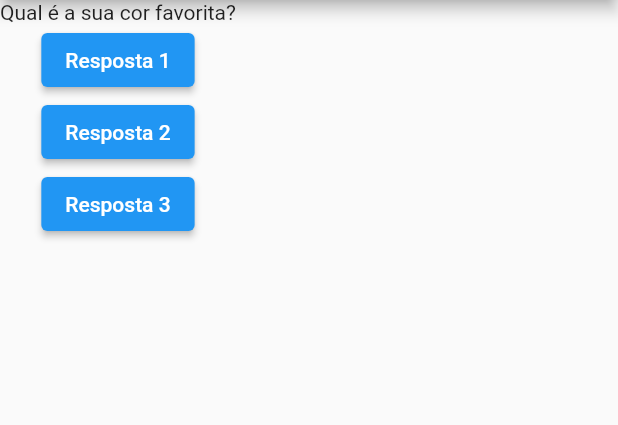
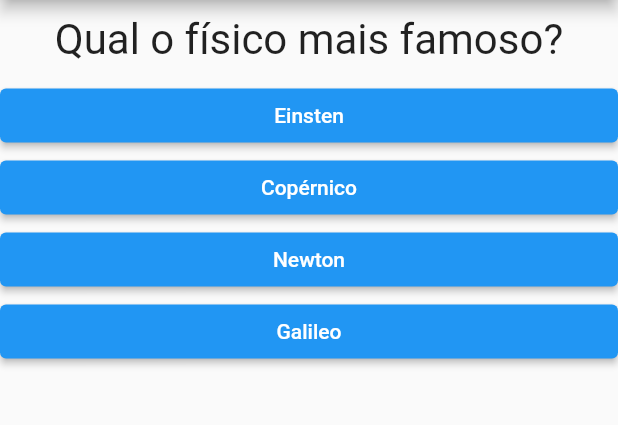
Before and after one commit to dorathoto/challenge_flutter_1, a Flutter app: the screen it shows after launch, on a phone screen of 412 x 824 dp, the part 84-509 px from its top. Run offline on Flutter 3.47's test engine with Material 2 defaults, Android fonts, the phone set to English and light mode, and no system bars.

Commit message:
feat componente

```diff
--- a/lib/main.dart
+++ b/lib/main.dart
@@ -1,43 +1,74 @@
 import 'package:flutter/material.dart';
+import './questionario.dart';
+import './resultado.dart';
 
 main() => runApp(new PerguntaApp());
 
-class PerguntaApp extends StatelessWidget {
-  void responder() {
-    print('Pergunta respondida!');
+class _PerguntaAppState extends State<PerguntaApp> {
+  var _perguntaSelecionada = 0;
+  final _perguntas = const [
+    {
+      'texto': 'Qual o físico mais famoso?',
+      'respostas': [
+        {'texto': 'Einsten', 'nota': 10},
+        {'texto': 'Copérnico', 'nota': 1},
+        {'texto': 'Newton', 'nota': 6},
+        {'texto': 'Galileo', 'nota': 3},
+      ],
+    },
+    {
+      'texto': 'Qual o físico mais importante?',
+      'respostas': [
+        {'texto': 'Einsten', 'nota': 8},
+        {'texto': 'Copérnico', 'nota': 4},
+        {'texto': 'Newton', 'nota': 10},
+        {'texto': 'Galileo', 'nota': 5},
+      ],
+    },
+    {
+      'texto': 'Qual o dev mais famoso?',
+      'respostas': [
+        {'texto': 'Léo', 'nota': 10},
+        {'texto': 'Carlos', 'nota': 9},
+        {'texto': 'Paula', 'nota': 8},
+        {'texto': 'Ana', 'nota': 7},
+      ],
+    }
+  ];
+
+  void _responder() {
+    if (temPerguntaSelecionada) {
+      setState(() {
+        _perguntaSelecionada++;
+      });
+    }
   }
 
+  bool get temPerguntaSelecionada {
+    return _perguntaSelecionada < _perguntas.length;
+  }
+
+  @override
   Widget build(BuildContext context) {
-    final perguntas = [
-      'Qual é a sua cor favorita?',
-      'Qual é o seu animal favorito?',
-    ];
-
     return MaterialApp(
       home: Scaffold(
         appBar: AppBar(
           title: Text('Perguntas'),
         ),
-        body: Column(
-          children: <Widget>[
-            Text(perguntas[0]),
-            ElevatedButton(
-              child: Text('Resposta 1'),
-              onPressed: responder,
-            ),
-            ElevatedButton(
-              child: Text('Resposta 2'),
-              onPressed: () {
-                print('Resposta 2 foi selecionada!');
-              },
-            ),
-            ElevatedButton(
-              child: Text('Resposta 3'),
-              onPressed: () => print('Resposta 3!!!'),
-            ),
-          ],
-        ),
+        body: temPerguntaSelecionada
+            ? Questionario(
+                perguntas: _perguntas,
+                perguntaSelecionada: _perguntaSelecionada,
+                quandoResponder: _responder,
+              )
+            : Resultado(),
       ),
     );
   }
 }
+
+class PerguntaApp extends StatefulWidget {
+  _PerguntaAppState createState() {
+    return _PerguntaAppState();
+  }
+}
--- /dev/null
+++ b/lib/questionario.dart
@@ -0,0 +1,35 @@
+import 'package:flutter/material.dart';
+import './questao.dart';
+import './resposta.dart';
+
+class Questionario extends StatelessWidget {
+  final List<Map<String, Object>> perguntas;
+  final int perguntaSelecionada;
+  final void Function() quandoResponder;
+
+  Questionario({
+    required this.perguntas,
+    required this.perguntaSelecionada,
+    required this.quandoResponder,
+  });
+
+  bool get temPerguntaSelecionada {
+    return perguntaSelecionada < perguntas.length;
+  }
+
+  @override
+  Widget build(BuildContext context) {
+    List<Map<String, Object>> respostas = temPerguntaSelecionada
+        ? perguntas[perguntaSelecionada].cast()['respostas']
+        : [];
+
+    return Column(
+      children: <Widget>[
+        Questao(perguntas[perguntaSelecionada]['texto'].toString()),
+        ...respostas
+            .map((resp) => Resposta(resp['texto'].toString(), quandoResponder))
+            .toList(),
+      ],
+    );
+  }
+}
--- /dev/null
+++ b/lib/resposta.dart
@@ -0,0 +1,27 @@
+import 'package:flutter/material.dart';
+
+class Resposta extends StatelessWidget {
+  final String texto;
+  final void Function() quandoSelecionado;
+
+  Resposta(this.texto, this.quandoSelecionado);
+
+  @override
+  Widget build(BuildContext context) {
+    return Container(
+      width: double.infinity,
+      child: ElevatedButton(
+        style: ElevatedButton.styleFrom(
+          primary: Colors.blue,
+        ),
+        child: Text(
+          texto,
+          style: TextStyle(
+            color: Colors.white,
+          ),
+        ),
+        onPressed: quandoSelecionado,
+      ),
+    );
+  }
+}
--- /dev/null
+++ b/lib/resultado.dart
@@ -0,0 +1,13 @@
+import 'package:flutter/material.dart';
+
+class Resultado extends StatelessWidget {
+  @override
+  Widget build(BuildContext context) {
+    return Center(
+      child: Text(
+        'Parabéns!',
+        style: TextStyle(fontSize: 28),
+      ),
+    );
+  }
+}
```
Also changed, not shown: img_debug/0002_componentizadoA.png (added), img_debug/0002_componentizadoB.png (added).
